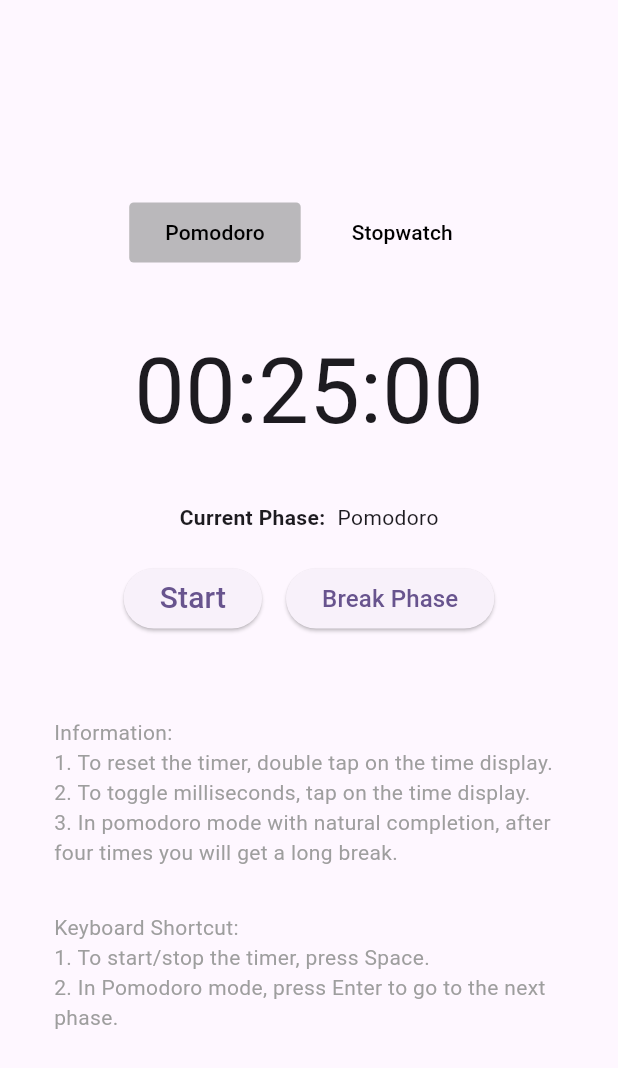
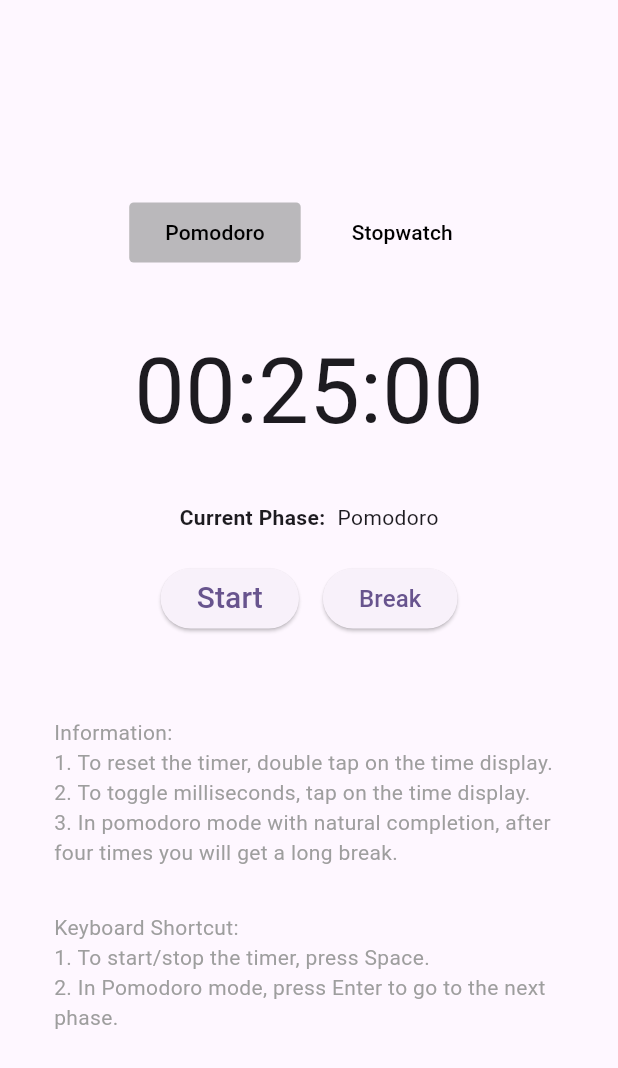
Before and after one commit to supanadit/fomoless, a Flutter app: the screen it shows after launch, on a phone screen of 412 x 824 dp. Shown: the top 1068 px of the screen. Run offline on Flutter 3.47's test engine with Material 3 defaults, Android fonts, the phone set to English and light mode, and no system bars; our stand-ins replace bloc_concurrency, flutter_bloc, stream_transform.

Commit message:
fix: adjust button logic for break phase transitions and update button label

```diff
--- a/lib/features/timer/presentation/widget/timer_action_widget.dart
+++ b/lib/features/timer/presentation/widget/timer_action_widget.dart
@@ -31,7 +31,9 @@ class TimerActionWidget extends StatelessWidget {
           const SizedBox(width: 16),
           ElevatedButton(
             onPressed: () {
-              if (timerState.phase == TimerPhase.shortBreak) {
+              if (timerState.phase == TimerPhase.pomodoro) {
+                context.read<TimerBloc>().add(TimerShortBreakRequested());
+              } else if (timerState.phase == TimerPhase.shortBreak) {
                 context.read<TimerBloc>().add(TimerShortBreakRequested());
               } else if (timerState.phase == TimerPhase.longBreak) {
                 context.read<TimerBloc>().add(TimerLongBreakRequested());
@@ -43,7 +45,7 @@ class TimerActionWidget extends StatelessWidget {
                   : (timerState.phase == TimerPhase.shortBreak ||
                             timerState.phase == TimerPhase.longBreak
                         ? "Skip Break"
-                        : "Break Phase"),
+                        : "Break"),
               style: const TextStyle(fontSize: 16.0),
             ),
           ),
```
